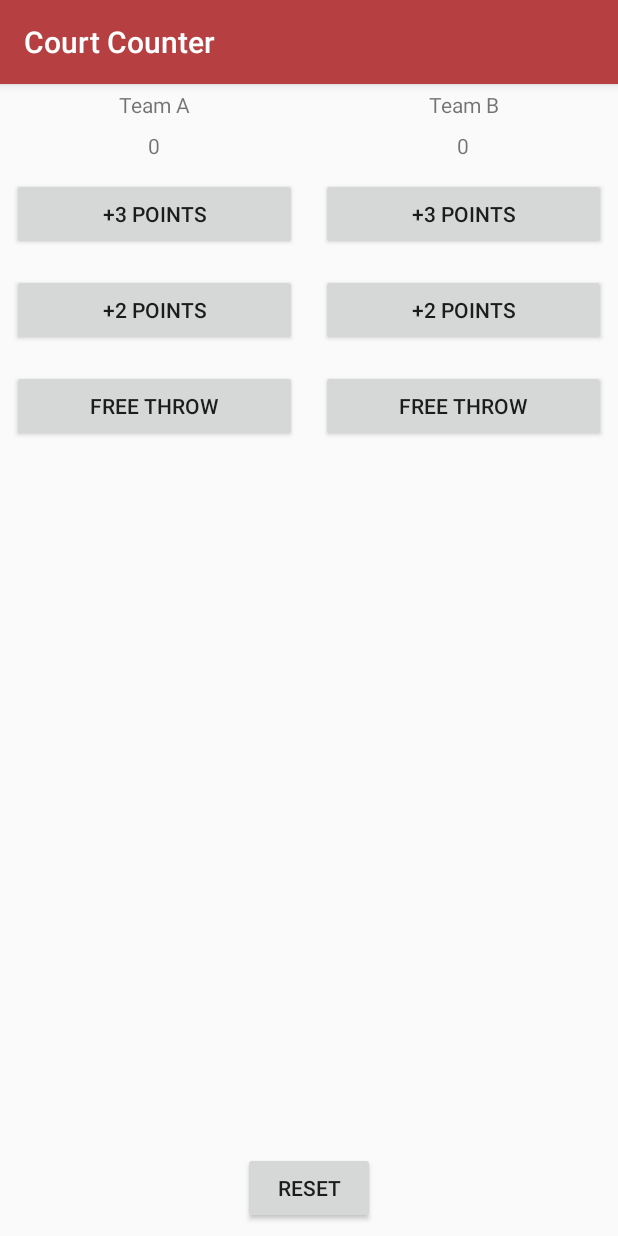
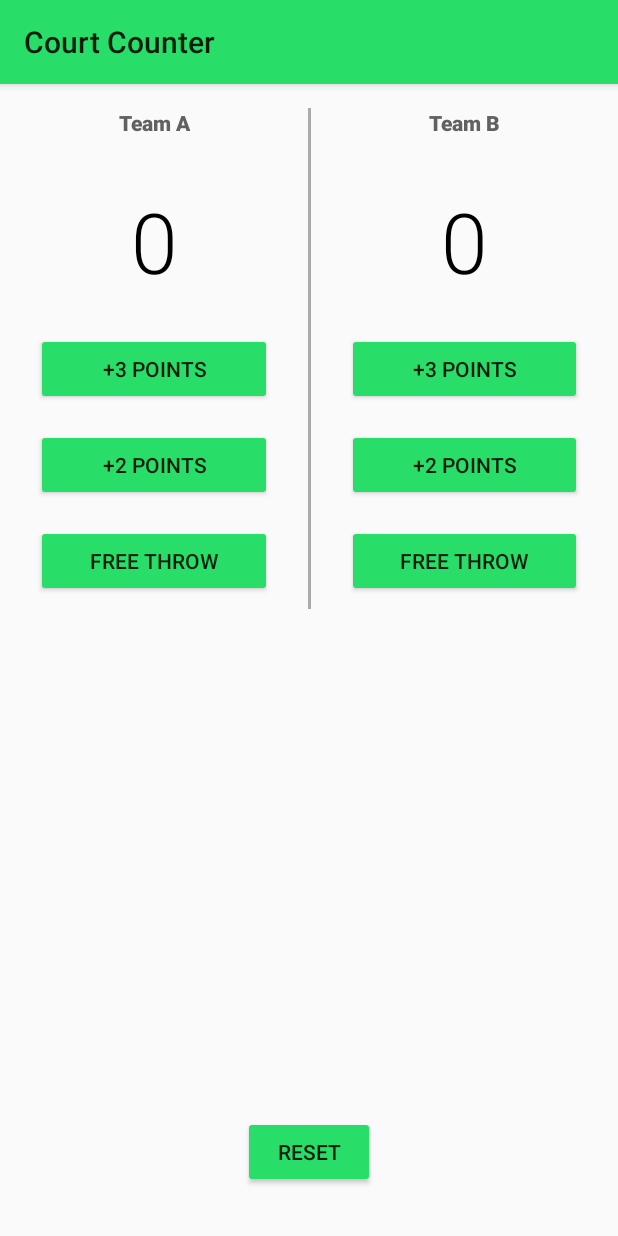
Before and after one commit to doowtnehpets/CourtCounter, an Android app: the screen it shows after launch (MainActivity), on a phone screen of 412 x 824 dp. Run offline under Robolectric (Android 15) with nearby library versions, the phone set to English and light mode, and no system bars.

Commit message:
Final tweaks for margins and colors.

```diff
--- a/app/src/main/res/layout/activity_main.xml
+++ b/app/src/main/res/layout/activity_main.xml
@@ -10,46 +10,68 @@
 
         <LinearLayout
             android:layout_width="match_parent"
-            android:layout_height="match_parent"
+            android:layout_height="wrap_content"
             android:layout_weight="1"
             android:orientation="vertical">
 
             <TextView
                 android:layout_width="match_parent"
                 android:layout_height="wrap_content"
+                android:fontFamily="sans-serif-medium"
                 android:gravity="center"
-                android:padding="4dp"
-                android:text="Team A" />
+                android:padding="16dp"
+                android:text="Team A"
+                android:textColor="@color/team_text_color"
+                android:textSize="14dp"
+                android:textStyle="bold" />
 
             <TextView
                 android:id="@+id/team_a_score"
                 android:layout_width="match_parent"
                 android:layout_height="wrap_content"
+                android:fontFamily="sans-serif-light"
                 android:gravity="center"
-                android:padding="4dp"
-                android:text="0" />
+                android:padding="16dp"
+                android:text="0"
+                android:textColor="@color/score_text_color"
+                android:textSize="56dp" />
 
             <Button
                 android:layout_width="match_parent"
                 android:layout_height="wrap_content"
-                android:layout_margin="8dp"
+                android:layout_marginBottom="8dp"
+                android:layout_marginLeft="24dp"
+                android:layout_marginRight="24dp"
+                android:layout_marginTop="8dp"
                 android:onClick="team_A_3points"
                 android:text="+3 Points" />
 
             <Button
                 android:layout_width="match_parent"
                 android:layout_height="wrap_content"
-                android:layout_margin="8dp"
+                android:layout_marginBottom="8dp"
+                android:layout_marginLeft="24dp"
+                android:layout_marginRight="24dp"
+                android:layout_marginTop="8dp"
                 android:onClick="team_A_2points"
                 android:text="+2 Points" />
 
             <Button
                 android:layout_width="match_parent"
                 android:layout_height="wrap_content"
-                android:layout_margin="8dp"
+                android:layout_marginBottom="8dp"
+                android:layout_marginLeft="24dp"
+                android:layout_marginRight="24dp"
+                android:layout_marginTop="8dp"
                 android:onClick="team_A_freethrow"
                 android:text="Free throw" />
         </LinearLayout>
+
+        <View
+            android:layout_width="2dp"
+            android:layout_height="match_parent"
+            android:layout_marginTop="16dp"
+            android:background="@android:color/darker_gray" />
 
         <LinearLayout
             android:layout_width="match_parent"
@@ -60,36 +82,52 @@
             <TextView
                 android:layout_width="match_parent"
                 android:layout_height="wrap_content"
+                android:fontFamily="sans-serif-medium"
                 android:gravity="center"
-                android:padding="4dp"
-                android:text="Team B" />
+                android:padding="16dp"
+                android:text="Team B"
+                android:textColor="@color/team_text_color"
+                android:textSize="14dp"
+                android:textStyle="bold" />
 
             <TextView
                 android:id="@+id/team_b_score"
                 android:layout_width="match_parent"
                 android:layout_height="wrap_content"
+                android:fontFamily="sans-serif-light"
                 android:gravity="center"
-                android:padding="4dp"
-                android:text="0" />
+                android:padding="16dp"
+                android:text="0"
+                android:textColor="@color/score_text_color"
+                android:textSize="56dp" />
 
             <Button
                 android:layout_width="match_parent"
                 android:layout_height="wrap_content"
-                android:layout_margin="8dp"
+                android:layout_marginBottom="8dp"
+                android:layout_marginLeft="24dp"
+                android:layout_marginRight="24dp"
+                android:layout_marginTop="8dp"
                 android:onClick="team_B_3points"
                 android:text="+3 Points" />
 
             <Button
                 android:layout_width="match_parent"
                 android:layout_height="wrap_content"
-                android:layout_margin="8dp"
+                android:layout_marginBottom="8dp"
+                android:layout_marginLeft="24dp"
+                android:layout_marginRight="24dp"
+                android:layout_marginTop="8dp"
                 android:onClick="team_B_2points"
                 android:text="+2 Points" />
 
             <Button
                 android:layout_width="match_parent"
                 android:layout_height="wrap_content"
-                android:layout_margin="8dp"
+                android:layout_marginBottom="8dp"
+                android:layout_marginLeft="24dp"
+                android:layout_marginRight="24dp"
+                android:layout_marginTop="8dp"
                 android:onClick="team_B_freethrow"
                 android:text="Free throw" />
         </LinearLayout>
@@ -102,7 +140,7 @@
         android:layout_alignParentBottom="true"
         android:layout_centerHorizontal="true"
         android:layout_gravity="center"
-        android:layout_margin="8dp"
+        android:layout_margin="32dp"
         android:onClick="reset_score"
         android:text="RESET" />
 
--- a/app/src/main/res/values/colors.xml
+++ b/app/src/main/res/values/colors.xml
@@ -3,4 +3,7 @@
     <color name="colorPrimary">#b53f41</color>
     <color name="colorPrimaryDark">#9f3034</color>
     <color name="colorAccent">#ffd640</color>
+
+    <color name="team_text_color">#616161</color>
+    <color name="score_text_color">#000000</color>
 </resources>
--- a/app/src/main/res/values/styles.xml
+++ b/app/src/main/res/values/styles.xml
@@ -1,11 +1,11 @@
 <resources>
+    <!-- Base application theme. -->
+    <style name="AppTheme" parent="Theme.AppCompat.Light">
 
-    <!-- Base application theme. -->
-    <style name="AppTheme" parent="Theme.AppCompat.Light.DarkActionBar">
-        <!-- Customize your theme here. -->
-        <item name="colorPrimary">@color/colorPrimary</item>
-        <item name="colorPrimaryDark">@color/colorPrimaryDark</item>
-        <item name="colorAccent">@color/colorAccent</item>
+        <!-- Primary theme color of the app (sets background color of app bar) -->
+        <item name="colorPrimary">#28de68</item>
+
+        <!-- Background color of buttons in the app -->
+        <item name="colorButtonNormal">#28de68</item>
     </style>
-
 </resources>
```
